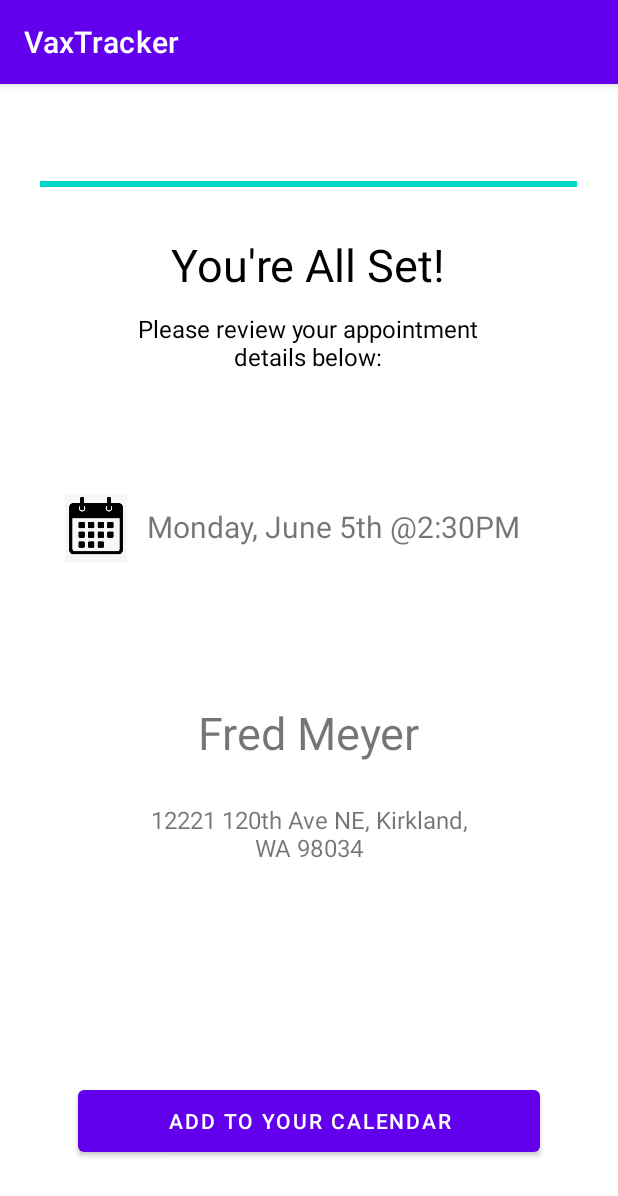
After one commit to Team-Shots/VaxTracker, an Android app: the ConfirmationActivity screen opened directly, with no data from a screen before it, on a phone screen of 412 x 824 dp. The commit adds this screen. Shown: the top 1196 px of the screen. Run offline under Robolectric (Android 15) with nearby library versions, the phone set to English and light mode, and no system bars.

Commit message:
Conner Branch Rebase

```diff
--- a/app/src/main/AndroidManifest.xml
+++ b/app/src/main/AndroidManifest.xml
@@ -2,7 +2,7 @@
 <manifest xmlns:android="http://schemas.android.com/apk/res/android"
     package="com.hfad.vaxtracker">
 
-    <uses-permission android:name="android.permission.ACCESS_FINE_LOCATION"/>
+    <uses-permission android:name="android.permission.ACCESS_FINE_LOCATION" />
 
     <application
         android:allowBackup="true"
@@ -11,7 +11,8 @@
         android:roundIcon="@mipmap/ic_launcher_round"
         android:supportsRtl="true"
         android:theme="@style/Theme.VaxTracker">
-        <activity android:name=".LocationsActivity"></activity>
+        <activity android:name=".ConfirmationActivity"></activity>
+        <activity android:name=".LocationsActivity" />
         <activity android:name=".MainActivity">
             <intent-filter>
                 <action android:name="android.intent.action.MAIN" />
--- /dev/null
+++ b/app/src/main/java/com/hfad/vaxtracker/ConfirmationActivity.kt
@@ -0,0 +1,11 @@
+package com.hfad.vaxtracker
+
+import androidx.appcompat.app.AppCompatActivity
+import android.os.Bundle
+
+class ConfirmationActivity : AppCompatActivity() {
+    override fun onCreate(savedInstanceState: Bundle?) {
+        super.onCreate(savedInstanceState)
+        setContentView(R.layout.activity_confirmation)
+    }
+}
--- /dev/null
+++ b/app/src/main/res/layout/activity_confirmation.xml
@@ -0,0 +1,113 @@
+<?xml version="1.0" encoding="utf-8"?>
+<androidx.constraintlayout.widget.ConstraintLayout xmlns:android="http://schemas.android.com/apk/res/android"
+    xmlns:app="http://schemas.android.com/apk/res-auto"
+    xmlns:tools="http://schemas.android.com/tools"
+    android:layout_width="match_parent"
+    android:layout_height="match_parent"
+    tools:context=".ConfirmationActivity">
+
+    <TextView
+        android:id="@+id/textView2"
+        android:layout_width="283dp"
+        android:layout_height="38dp"
+        android:text="@string/ConfirmText"
+        android:textAlignment="center"
+        android:textColor="#000000"
+        android:textSize="30sp"
+        app:layout_constraintBottom_toBottomOf="parent"
+        app:layout_constraintHorizontal_bias="0.498"
+        app:layout_constraintLeft_toLeftOf="parent"
+        app:layout_constraintRight_toRightOf="parent"
+        app:layout_constraintTop_toTopOf="parent"
+        app:layout_constraintVertical_bias="0.137"
+        android:gravity="center_horizontal" />
+
+    <Button
+        android:id="@+id/button"
+        android:layout_width="308dp"
+        android:layout_height="53dp"
+        android:layout_marginBottom="50dp"
+        android:text="@string/AddToCalButton"
+        app:layout_constraintBottom_toBottomOf="parent"
+        app:layout_constraintEnd_toEndOf="parent"
+        app:layout_constraintStart_toStartOf="parent" />
+
+    <TextView
+        android:id="@+id/textView"
+        android:layout_width="254dp"
+        android:layout_height="93dp"
+        android:layout_marginTop="14dp"
+        android:text="@string/AppointmentReview"
+        android:textAlignment="center"
+        android:textColor="#000000"
+        android:textSize="16sp"
+        app:layout_constraintEnd_toEndOf="parent"
+        app:layout_constraintHorizontal_bias="0.498"
+        app:layout_constraintStart_toStartOf="parent"
+        app:layout_constraintTop_toBottomOf="@+id/textView2"
+        android:gravity="center_horizontal" />
+
+    <ProgressBar
+        android:id="@+id/progressBar2"
+        style="?android:attr/progressBarStyleHorizontal"
+        android:layout_width="358dp"
+        android:layout_height="53dp"
+        android:layout_marginTop="40dp"
+        android:progress="100"
+        app:layout_constraintEnd_toEndOf="parent"
+        app:layout_constraintHorizontal_bias="0.49"
+        app:layout_constraintStart_toStartOf="parent"
+        app:layout_constraintTop_toTopOf="parent" />
+
+    <ImageView
+        android:layout_width="48dp"
+        android:layout_height="46dp"
+        android:layout_marginTop="28dp"
+        android:contentDescription="@string/calicon"
+        android:src="@drawable/cal"
+        app:layout_constraintEnd_toStartOf="@+id/textView3"
+        app:layout_constraintHorizontal_bias="0.795"
+        app:layout_constraintStart_toStartOf="parent"
+        app:layout_constraintTop_toBottomOf="@+id/textView" />
+
+    <TextView
+        android:id="@+id/textView3"
+        android:layout_width="wrap_content"
+        android:layout_height="wrap_content"
+        android:layout_marginTop="36dp"
+        android:text="@string/AppointmentDetails"
+        android:textSize="20sp"
+        app:layout_constraintEnd_toEndOf="parent"
+        app:layout_constraintHorizontal_bias="0.602"
+        app:layout_constraintStart_toStartOf="parent"
+        app:layout_constraintTop_toBottomOf="@+id/textView" />
+
+    <TextView
+        android:id="@+id/textView4"
+        android:layout_width="wrap_content"
+        android:layout_height="wrap_content"
+        android:text="@string/Location"
+        android:textAlignment="center"
+        android:textSize="30sp"
+        app:layout_constraintBottom_toTopOf="@+id/textView5"
+        app:layout_constraintEnd_toEndOf="parent"
+        app:layout_constraintHorizontal_bias="0.498"
+        app:layout_constraintStart_toStartOf="parent"
+        app:layout_constraintTop_toBottomOf="@+id/textView3"
+        app:layout_constraintVertical_bias="0.794"
+        android:gravity="center_horizontal" />
+
+    <TextView
+        android:id="@+id/textView5"
+        android:layout_width="237dp"
+        android:layout_height="73dp"
+        android:layout_marginBottom="112dp"
+        android:text="@string/LocationAddress"
+        android:textAlignment="center"
+        android:textSize="16sp"
+        app:layout_constraintBottom_toTopOf="@+id/button"
+        app:layout_constraintEnd_toEndOf="parent"
+        app:layout_constraintStart_toStartOf="parent"
+        android:gravity="center_horizontal" />
+
+</androidx.constraintlayout.widget.ConstraintLayout>
--- a/app/src/main/res/values/strings.xml
+++ b/app/src/main/res/values/strings.xml
@@ -13,4 +13,12 @@
     <string name="display_locations">Locations near</string>
     <string name="current_location"> ---current location placeholder---</string>
 
+    <string name="AppointmentDetails">Monday, June 5th @2:30PM</string>
+    <string name="AppointmentReview">Please review your appointment details below:</string>
+    <string name="AddToCalButton">Add to Your Calendar</string>
+    <string name="ConfirmText">You\'re All Set!</string>
+    <string name="calicon">CalIcon</string>
+    <string name="Location">Fred Meyer</string>
+    <string name="LocationAddress">12221 120th Ave NE, Kirkland, WA 98034</string>
+
 </resources>
--- a/build.gradle
+++ b/build.gradle
@@ -18,7 +18,6 @@ allprojects {
     repositories {
         google()
         mavenCentral()
-        jcenter() // Warning: this repository is going to shut down soon
     }
 }
 
```
Also changed, not shown: app/src/main/res/drawable/cal.png (added).
